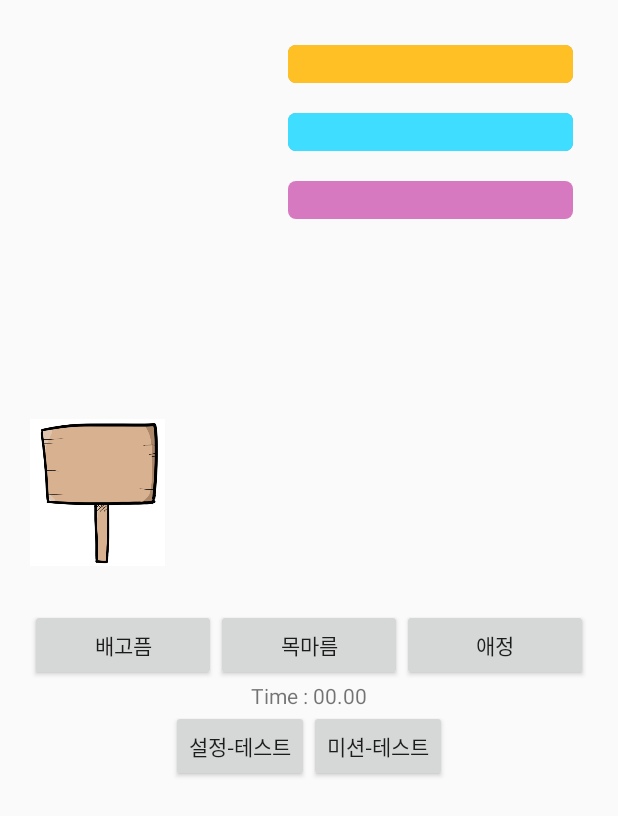
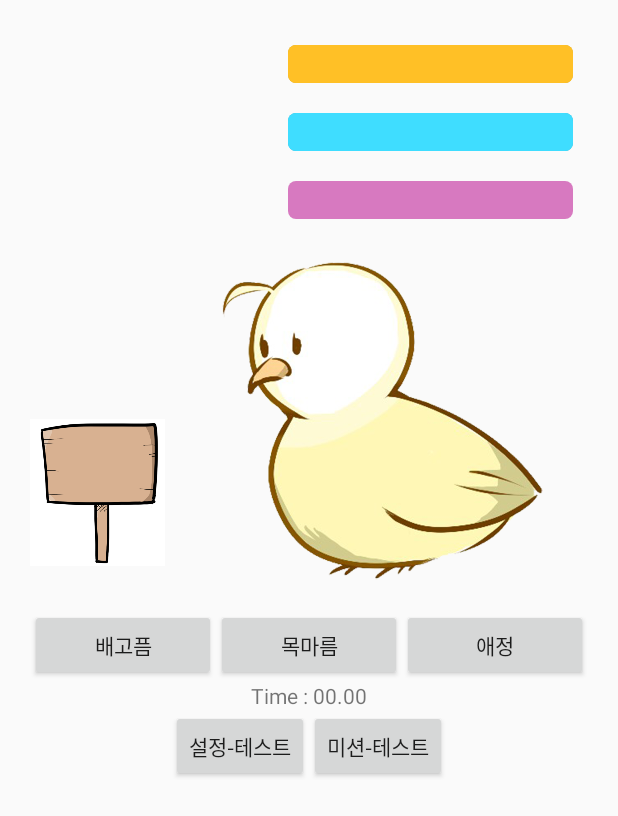
Before and after one commit to nyyynyyy/WeAnimal, an Android app: the MainActivity screen opened directly, with no data from a screen before it, after a tap on "배고픔", on a phone screen of 412 x 824 dp. Shown: the top 816 px of the screen. Run offline under Robolectric (Android 15) with nearby library versions, the phone set to English and light mode, and no system bars; libraries missing offline, so code that uses them is left out: io.socket.emitter; 3 statements that could not run were skipped.

Commit message:
add animation & bug fix

```diff
--- a/app/src/main/java/jsc/cactus/com/weanimal/g_animal/main/animal/Animal.java
+++ b/app/src/main/java/jsc/cactus/com/weanimal/g_animal/main/animal/Animal.java
@@ -91,12 +91,11 @@ public class Animal implements StatusChangeListener {
     Handler reimage = new Handler(){
         @Override
         public void handleMessage(Message msg) {
-            if(type!=null)
+            if(type==null)
                 return;
 
+            animalView.setImageResource(AnimalKind.getImageResource(type, AnimalStatusType.getStatusType((status.getStatus(StatusType.FOOD) + status.getStatus(StatusType.WATER))), age));
             //((BitmapDrawable)animalView.getDrawable()).getBitmap().recycle();
-
-            animalView.setImageResource(AnimalKind.getImageResource(type, AnimalStatusType.getStatusType((status.getStatus(StatusType.FOOD) + status.getStatus(StatusType.WATER))), age));
         }
     };
 }
--- a/app/src/main/java/jsc/cactus/com/weanimal/g_animal/main/main/weanimal/MainActivity.java
+++ b/app/src/main/java/jsc/cactus/com/weanimal/g_animal/main/main/weanimal/MainActivity.java
@@ -21,6 +21,7 @@ import jsc.cactus.com.weanimal.g_animal.main.animal.status.StatusType;
 import jsc.cactus.com.weanimal.g_animal.main.familychat.FamilyChatViewManager;
 import jsc.cactus.com.weanimal.g_animal.main.mission.Mission;
 import jsc.cactus.com.weanimal.g_animal.main.mission.MissionListener;
+import jsc.cactus.com.weanimal.g_animal.main.mission.MissionManager;
 import jsc.cactus.com.weanimal.g_animal.main.mission.view.MissionViewManager;
 import jsc.cactus.com.weanimal.g_animal.main.users.User;
 import jsc.cactus.com.weanimal.g_animal.main.users.UserGender;
@@ -137,7 +138,11 @@ public class MainActivity extends AppCompatActivity implements MissionListener{
         familyChatViewManager = new FamilyChatViewManager(this);
         missionViewManager = new MissionViewManager(this);
         animal = new Animal(this);
+        new MissionManager(this);
         userManager = new UserManager(new User(Variable.user_id, Variable.user_name, Variable.user_birthday, UserGender.MALE));
+
+        MissionManager.instance.addMissionListener(this);
+
 
     }
 
--- /dev/null
+++ b/app/src/main/res/anim/fadein.xml
@@ -0,0 +1,3 @@
+<alpha xmlns:android="http://schemas.android.com/apk/res/android">
+
+</alpha>
--- a/app/src/main/res/values/styles.xml
+++ b/app/src/main/res/values/styles.xml
@@ -9,4 +9,9 @@
         <item name="android:indeterminateOnly">false</item>
     </style>
 
+    <style name = "CustomDialogAnimation">
+        <item name = "android:windowEnterAnimation">@android:anim/slide_in_left</item>
+        <item name = "android:windowExitAnimation">@android:anim/slide_out_right</item>
+    </style>
+
 </resources>
```
Also changed, not shown: app/src/main/java/jsc/cactus/com/weanimal/g_animal/main/mission/view/MissionDialog.java (+4 -3 lines).
